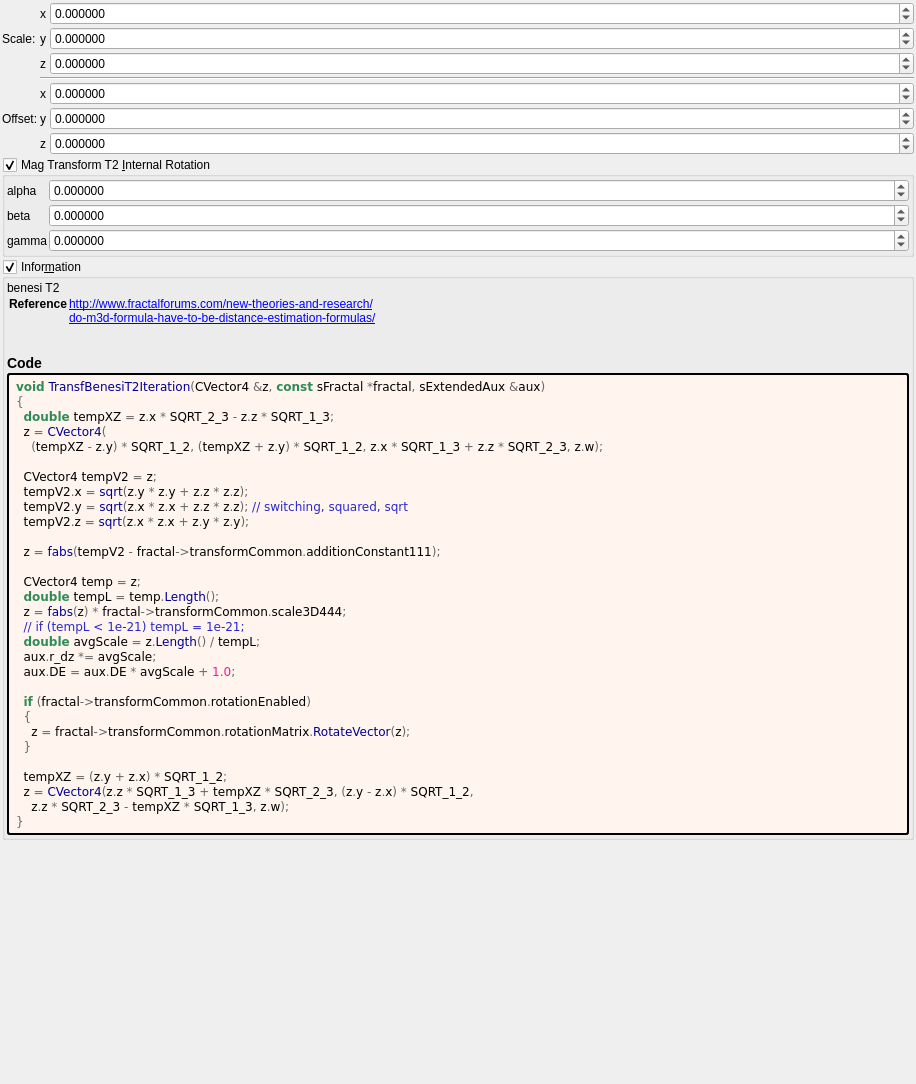
The window that mandelbulber2/formula/ui/transf_benesi_t2.ui (buddhi1980/mandelbulber2) describes before a commit, drawn with Qt 5.
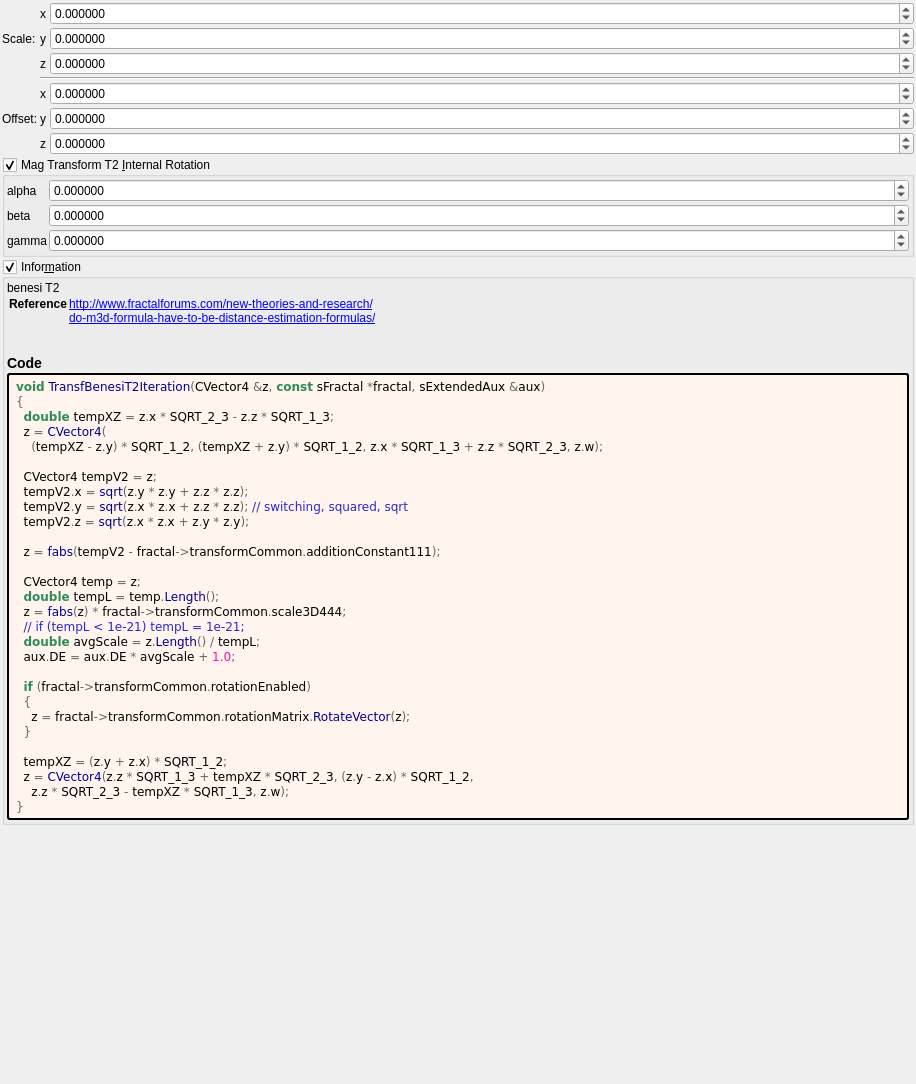
The same window after the commit. Custom widgets are drawn as their Qt base class.

The edit to the form file:
```diff
--- a/mandelbulber2/formula/ui/transf_benesi_t2.ui
+++ b/mandelbulber2/formula/ui/transf_benesi_t2.ui
@@ -479,7 +479,6 @@
   z &lt;span style=&quot;color:#676767&quot;&gt;=&lt;/span&gt; &lt;span style=&quot;color:#00008f&quot;&gt;fabs&lt;/span&gt;&lt;span style=&quot;color:#676767&quot;&gt;(&lt;/span&gt;z&lt;span style=&quot;color:#676767&quot;&gt;) *&lt;/span&gt; fractal&lt;span style=&quot;color:#676767&quot;&gt;-&amp;gt;&lt;/span&gt;transformCommon&lt;span style=&quot;color:#676767&quot;&gt;.&lt;/span&gt;scale3D444&lt;span style=&quot;color:#676767&quot;&gt;;&lt;/span&gt;
   &lt;span style=&quot;color:#2929cc&quot;&gt;// if (tempL &amp;lt; 1e-21) tempL = 1e-21;&lt;/span&gt;
   &lt;span style=&quot;color:#2e8b57; font-weight:bold&quot;&gt;double&lt;/span&gt; avgScale &lt;span style=&quot;color:#676767&quot;&gt;=&lt;/span&gt; z&lt;span style=&quot;color:#676767&quot;&gt;.&lt;/span&gt;&lt;span style=&quot;color:#00008f&quot;&gt;Length&lt;/span&gt;&lt;span style=&quot;color:#676767&quot;&gt;() /&lt;/span&gt; tempL&lt;span style=&quot;color:#676767&quot;&gt;;&lt;/span&gt;
-  aux&lt;span style=&quot;color:#676767&quot;&gt;.&lt;/span&gt;r_dz &lt;span style=&quot;color:#676767&quot;&gt;*=&lt;/span&gt; avgScale&lt;span style=&quot;color:#676767&quot;&gt;;&lt;/span&gt;
   aux&lt;span style=&quot;color:#676767&quot;&gt;.&lt;/span&gt;DE &lt;span style=&quot;color:#676767&quot;&gt;=&lt;/span&gt; aux&lt;span style=&quot;color:#676767&quot;&gt;.&lt;/span&gt;DE &lt;span style=&quot;color:#676767&quot;&gt;*&lt;/span&gt; avgScale &lt;span style=&quot;color:#676767&quot;&gt;+&lt;/span&gt; &lt;span style=&quot;color:#ff1493&quot;&gt;1.0&lt;/span&gt;&lt;span style=&quot;color:#676767&quot;&gt;;&lt;/span&gt;
 
   &lt;span style=&quot;color:#2e8b57; font-weight:bold&quot;&gt;if&lt;/span&gt; &lt;span style=&quot;color:#676767&quot;&gt;(&lt;/span&gt;fractal&lt;span style=&quot;color:#676767&quot;&gt;-&amp;gt;&lt;/span&gt;transformCommon&lt;span style=&quot;color:#676767&quot;&gt;.&lt;/span&gt;rotationEnabled&lt;span style=&quot;color:#676767&quot;&gt;)&lt;/span&gt;
```
